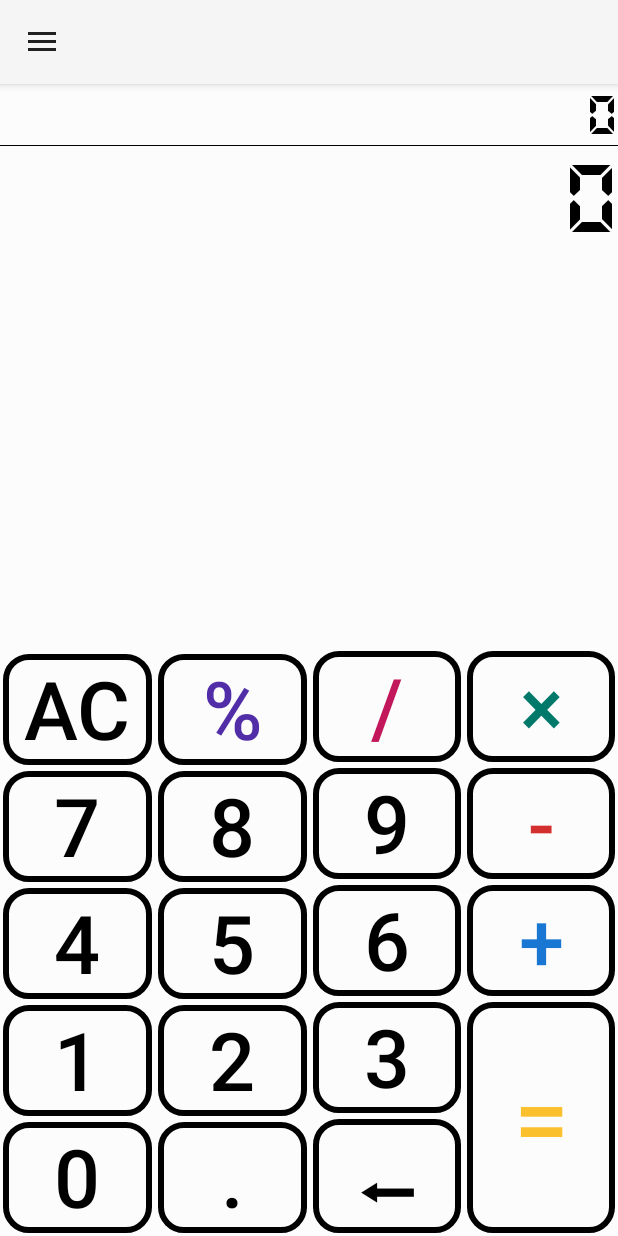
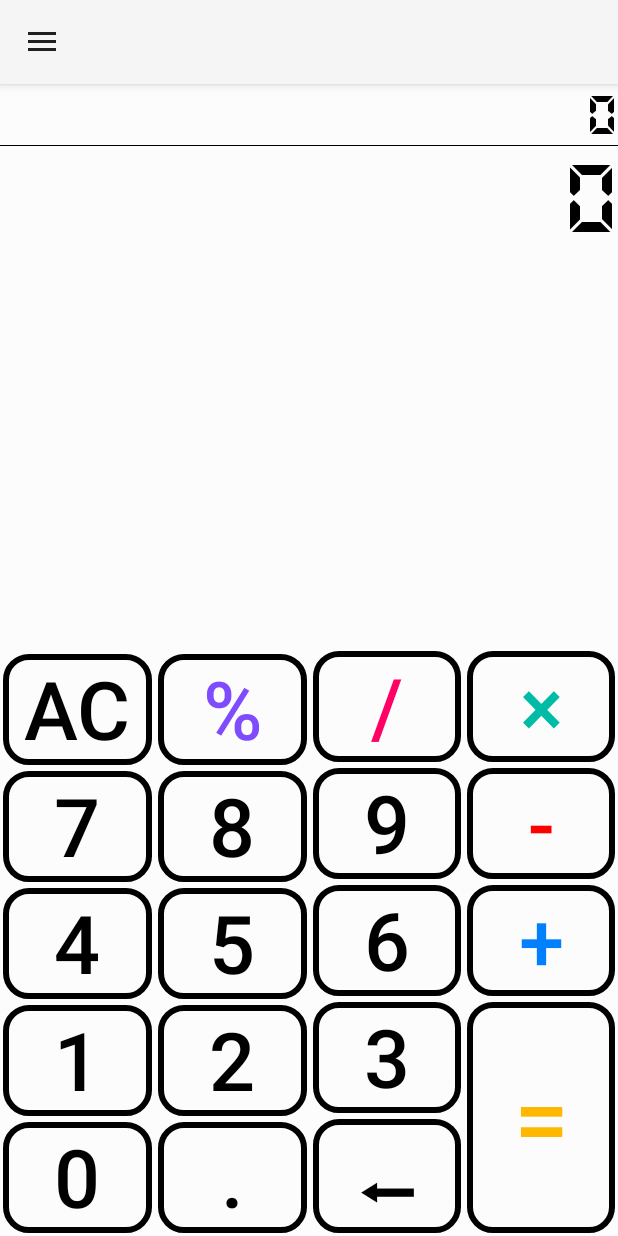
Before and after one commit to Andreinz5050/BigButtonCalculator, an Android app: the screen it shows after launch (MainActivity), on a phone screen of 412 x 824 dp. Run offline under Robolectric (Android 15) with nearby library versions, the phone set to English and light mode, and no system bars.

Commit message:
Colour for buttons updated

```diff
--- a/app/src/main/java/com/example/android/bigbuttoncalculator/MainActivity.kt
+++ b/app/src/main/java/com/example/android/bigbuttoncalculator/MainActivity.kt
@@ -112,19 +112,20 @@ class MainActivity : AppCompatActivity() {
                         run {
                             setTheme(R.style.FeedActivityThemeLight)
                             this@MainActivity.recreate()
-                            supportActionBar!!.setHomeAsUpIndicator(menuAnimCrossToHam)
+                            //supportActionBar!!.setHomeAsUpIndicator(menuAnimCrossToHam)
 
-                            menuAnimCrossToHam!!.start()
-                            mDrawerLayout!!.closeDrawer(Gravity.START, false)
+                           // menuAnimCrossToHam?.start()
+                            //mDrawerLayout!!.closeDrawer(Gravity.START, false)
                             operationLine!!.text = operationLineSave
 
                         }
                         run {
                             setTheme(R.style.FeedActivityThemeDark)
+
                             this@MainActivity.recreate()
-                            supportActionBar!!.setHomeAsUpIndicator(menuAnimCrossToHam)
-                            menuAnimCrossToHam!!.start()
-                            mDrawerLayout!!.closeDrawer(Gravity.START, false)
+                            //supportActionBar!!.setHomeAsUpIndicator(menuAnimCrossToHam)
+                           // menuAnimCrossToHam!!.start()
+                            //mDrawerLayout!!.closeDrawer(Gravity.START, false)
                             operationLine!!.text = operationLineSave
 
                         }
--- a/app/src/main/res/values/colors.xml
+++ b/app/src/main/res/values/colors.xml
@@ -14,12 +14,12 @@
     <color name="colorDisplayText">#000000</color>
 
 
-    <color name="colorPlusButton">#1976D2</color>
-    <color name="colorMultiplyButton">#00796B</color>
-    <color name="colorDivideButton">#C2185B</color>
-    <color name="colorMinusButton">#D32F2F</color>
-    <color name="colorEqualButton">#FBC02D</color>
-    <color name="colorPercentageButton">#512DA8</color>
+    <color name="colorPlusButton">#0080FF</color>
+    <color name="colorMultiplyButton">#00BBA5</color>
+    <color name="colorDivideButton">#FF0064</color>
+    <color name="colorMinusButton">#FF0000</color>
+    <color name="colorEqualButton">#FFB700</color>
+    <color name="colorPercentageButton">#7E4CFC</color>
 
     <color name="colorPlusButtonFocus">#5C6BC0</color>
     <color name="colorMultiplyButtonFocus">#26A69A</color>
@@ -62,8 +62,8 @@
     <color name="colorPercentageButtonFocusDarkT">#B39DDB</color>
     <color name="colorBackgroundDeleteButtonFocusDarkT">#EF9A9A</color>
 
-    <color name="colorBackgroundButtonDarkT">#D8305C30</color>
-    <color name="colorBackgroundOperationButtonDarkT">#DA2C777E</color>
+    <color name="colorBackgroundButtonDarkT">#D8005231</color>
+    <color name="colorBackgroundOperationButtonDarkT">#004161</color>
     <color name="colorBackgroundDeleteButtonDarkT">#D8702732</color>
 
 
```
